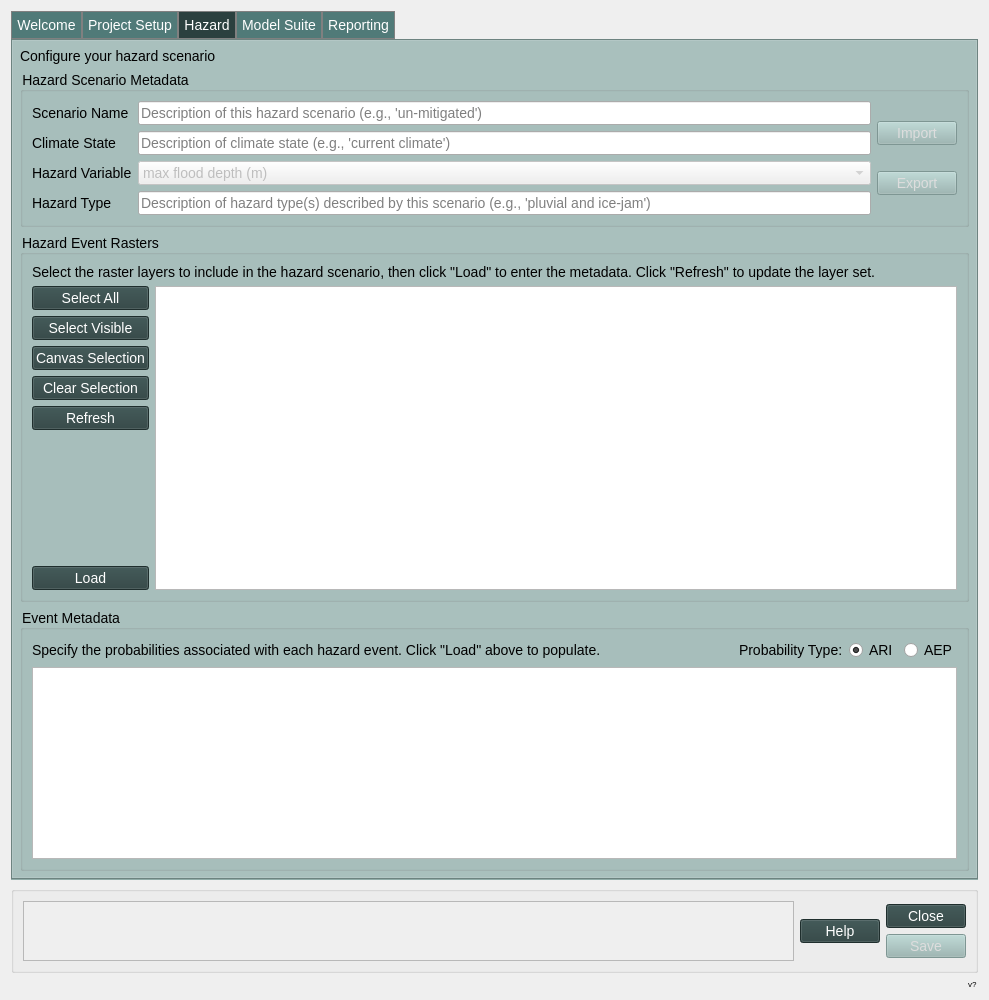
Qt form canflood2/canflood2_dialog_main.ui (cefect/CanFlood2) before a commit.
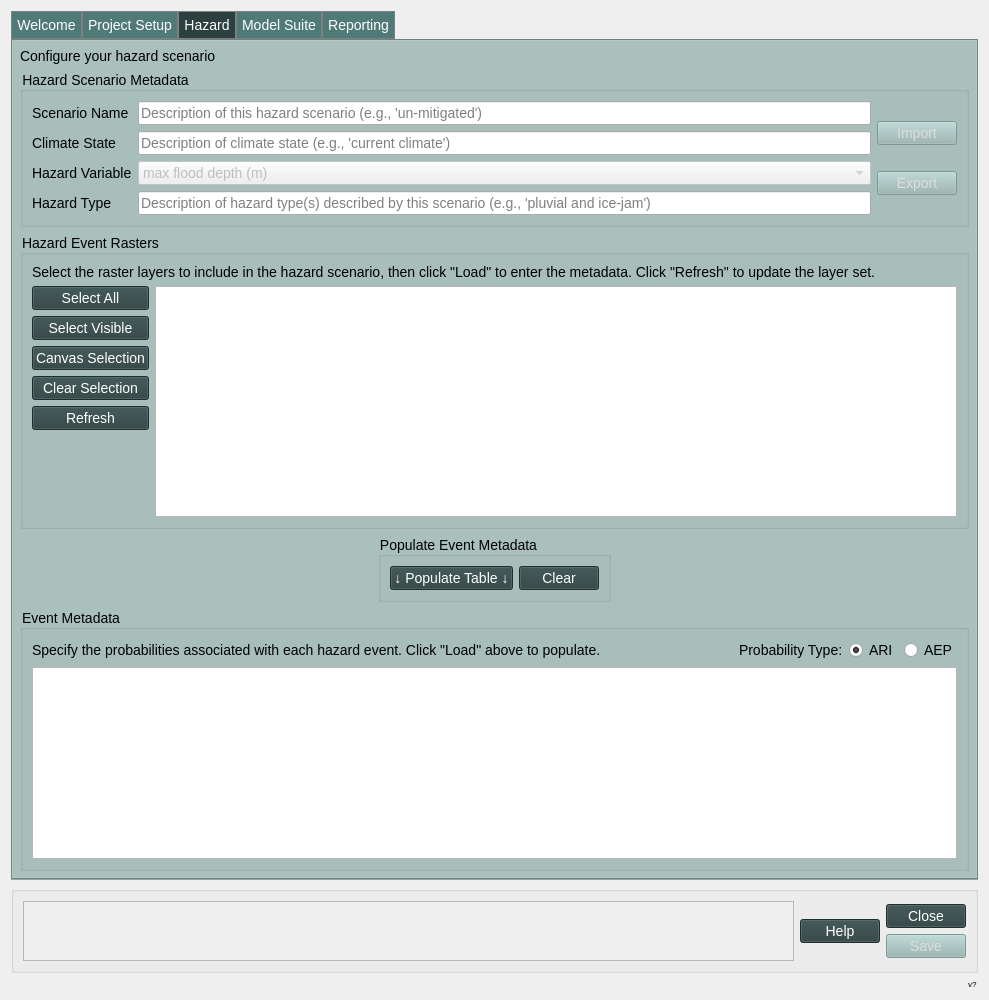
The same form after that commit. The open tabs and pages were chosen to show the change. Icons and pictures are not drawn. Custom widgets are drawn as their Qt base class.

Commit message: clear widget button

Diff of the .ui file:
```diff
--- a/canflood2/canflood2_dialog_main.ui
+++ b/canflood2/canflood2_dialog_main.ui
@@ -740,13 +740,6 @@
                 </property>
                </spacer>
               </item>
-              <item>
-               <widget class="QPushButton" name="pushButton_HZ_hrlay_load">
-                <property name="text">
-                 <string>Load</string>
-                </property>
-               </widget>
-              </item>
              </layout>
             </item>
             <item>
@@ -764,6 +757,32 @@
          </layout>
         </widget>
        </item>
+       <item alignment="Qt::AlignHCenter">
+        <widget class="QGroupBox" name="groupBox_6">
+         <property name="title">
+          <string>Populate Event Metadata</string>
+         </property>
+         <layout class="QHBoxLayout" name="horizontalLayout_6">
+          <item>
+           <widget class="QPushButton" name="pushButton_HZ_hrlay_load">
+            <property name="text">
+             <string>↓ Populate Table ↓</string>
+            </property>
+           </widget>
+          </item>
+          <item>
+           <widget class="QPushButton" name="pushButton_HZ_populate_clear">
+            <property name="enabled">
+             <bool>true</bool>
+            </property>
+            <property name="text">
+             <string>Clear</string>
+            </property>
+           </widget>
+          </item>
+         </layout>
+        </widget>
+       </item>
        <item alignment="Qt::AlignVCenter">
         <widget class="QGroupBox" name="groupBox_3">
          <property name="title">
```
The commit also changes 22 other files.
